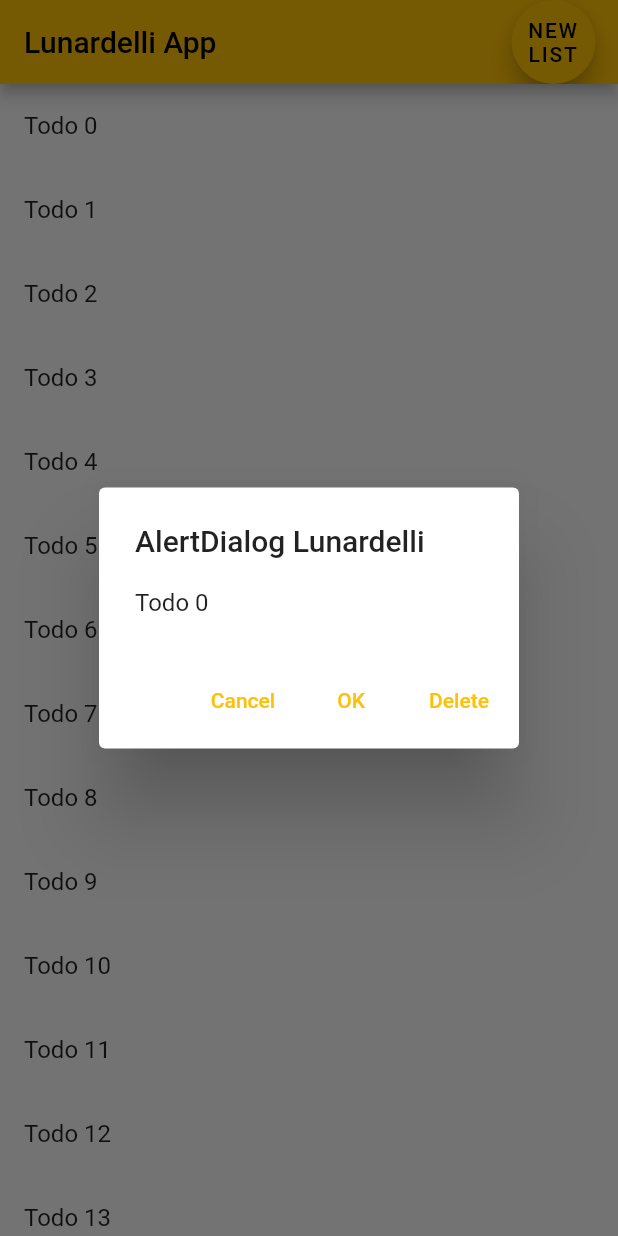
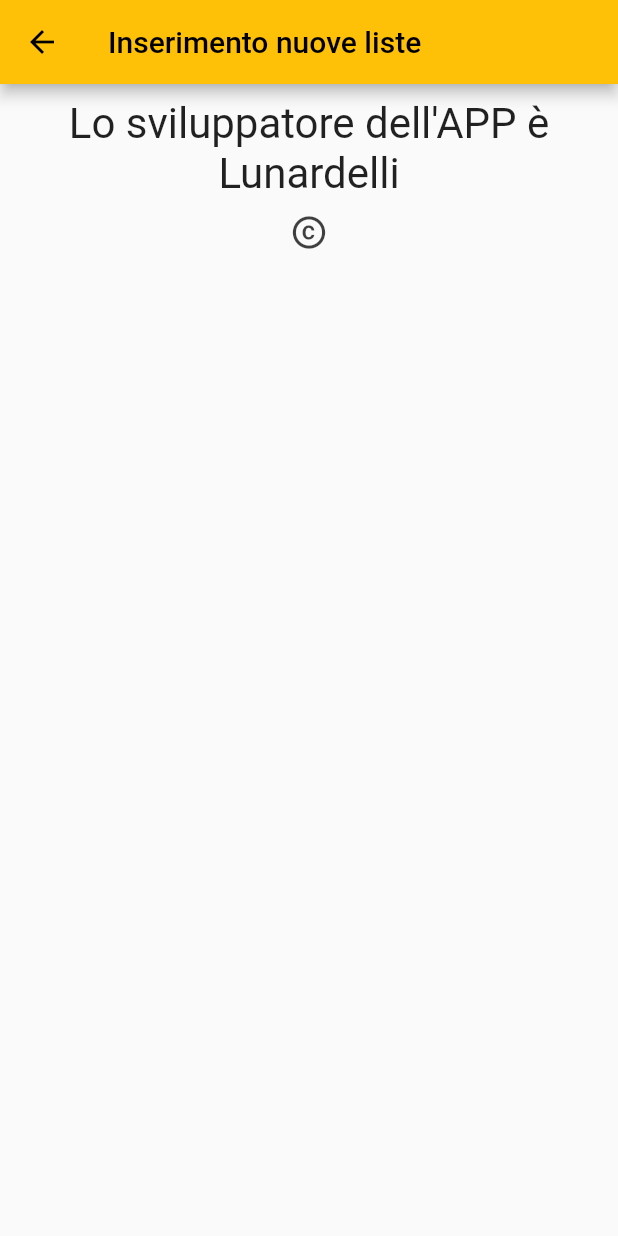
Before and after one commit to NicolaLN03/Flutter, a Flutter app: the screen it shows after launch, after a tap on an icon or button, on a phone screen of 412 x 824 dp. Run offline on Flutter 3.47's test engine with Material 2 defaults, Android fonts, the light colour scheme and no system bars.

Commit message:
Nuovo aggiornamento

```diff
--- /dev/null
+++ b/lib/infoLista.dart
@@ -0,0 +1,40 @@
+import 'package:flutter/material.dart';
+import 'package:myp/main.dart';
+import 'textfield.dart';
+//import './textdisplay.dart';
+//import './button.dart';
+
+class InfoLista extends StatelessWidget {
+  const InfoLista({Key? key}) : super(key: key);
+
+  @override
+  Widget build(BuildContext context) {
+    // Get parameters from the previous screen:
+    final routeArgs = ModalRoute.of(context)!.settings.arguments as Map<String, String>; //MyClass;
+    // Get title and text parameters:
+    final title = routeArgs['title'].toString();
+    final texttoshow = routeArgs['text'].toString();
+
+
+    // Use the Todo to create the UI.
+    return Scaffold(
+      appBar: AppBar(
+        title: Text(title),
+      ),
+      body: Center(
+        child: Column(
+          children: <Widget>[
+            TextDisplay("Lo sviluppatore dell'APP è Lunardelli"),
+            Icon(
+            Icons.copyright,
+            color: Colors.black.withOpacity(0.75),
+            size: 26.0,
+            ),
+          ],
+        )
+
+      )
+
+    );
+  }
+}
--- a/lib/main.dart
+++ b/lib/main.dart
@@ -1,6 +1,8 @@
 //Lunardelli Nicola 5^B IA 13-01-20222
 import 'package:flutter/material.dart';
+import 'package:myp/infoLista.dart';
 import 'SecondScreen.dart';
+import 'InfoSviluppatore.dart';
 import 'model/todo.dart';
 
 void main() => runApp(MyApp());
@@ -32,19 +34,20 @@ class MyApp extends StatelessWidget {
       home: MyHomePage(title: 'Lunardelli App'),
       // Define here the routes for the other app screens:
       routes: {
+        '/infoLista' : (ctx) => InfoLista(),
         '/secondscreen' : (ctx) => SecondScreen(),
+        '/infoSviluppatore' : (ctx) => InfoSviluppatore(),
       } ,
     );
   }
 }
 class MyHomePage extends StatefulWidget {
   MyHomePage({Key? key, required this.title}) : super(key: key);
-
   // Simil overloading:
   MyHomePage.myconstr({required this.title});
   // final boh = MyHomePage.myconstr(title: 'Pippo',);
-
   final String title;
+  final todos = 0;
 
   @override
   _MyHomePageState createState() => _MyHomePageState();
@@ -59,12 +62,6 @@ class MyHomePage extends StatefulWidget {
 
 class _MyHomePageState extends State<MyHomePage> {
   var _index = 0;
-  final Controller = TextEditingController();
-
-  void dispose(){
-    Controller.dispose();
-    super.dispose();
-  }
 
   var _displayMessages = [
       'Hello World',
@@ -103,27 +100,27 @@ class _MyHomePageState extends State<MyHomePage> {
         appBar: AppBar(
           title: Text(widget.title),
           actions: <Widget>[
-            Padding(padding: EdgeInsets.only(right: 15),
-            child: FloatingActionButton(
-              backgroundColor: Colors.amber,
-              onPressed: (){
+            Padding(padding: EdgeInsets.only(right: 30.0),
+            child: GestureDetector(
+              onTap: () {
                 Navigator.of(context).pushNamed(
-                '/secondscreen',
-                arguments: {
-                  'title': "Inserimento nuove liste",
-                  'controller': Controller
-                }
-              );
-            },
-              child: const Text(
-                "NEW LIST",
-                textAlign: TextAlign.center,
-                ),
-            ),
+                  '/infoSviluppatore',
+                  arguments: {
+                  'title': "Info sullo sviluppatore",
+                  'text': 'The current index value is $_index'
+                });
+              },
+              child: Icon(
+                Icons.info_outline,
+                color: Colors.white.withOpacity(0.75),
+                size: 26.0,
+             	),
+            )
             )
           ],
         ),
-        body: ListView.builder(
+        body: Center(
+          child: ListView.builder(
           itemCount: todos.length,
           itemBuilder: (context, index) {
           return ListTile(
@@ -131,32 +128,34 @@ class _MyHomePageState extends State<MyHomePage> {
             // When a user taps the ListTile, navigate to the DetailScreen.
             // Notice that you're not only creating a DetailScreen, you're
             // also passing the current todo through to it.
-            onTap: () => showDialog<String>(
-        context: context,
-        builder: (BuildContext context) =>
-        AlertDialog(
-          title: const Text('AlertDialog Lunardelli'),
-          content: Text(todos[index].title),
-          actions: <Widget>[
-            TextButton(
-              onPressed: () => Navigator.pop(context, 'Cancel'),
-              child: const Text('Cancel'),
-            ),
-            TextButton(
-              onPressed: () => Navigator.pop(context, 'OK'),
-              child: const Text('OK'),
-            ),
-            TextButton(
-              onPressed: ()=> Navigator.pop(context, 'Delete'),
-              child: const Text('Delete'),
-
-            ),
-          ],
-        ),
-      ),
+            onTap: () {
+                Navigator.of(context).pushNamed(
+                  '/infoLista',
+                  arguments: {
+                  'title': "Inserimento nuove liste",
+                  'text': 'The current index value is $_index'
+                });
+              },
     );
   },
   ),
-    );
+  ),
+  floatingActionButton: FloatingActionButton (
+    backgroundColor: Colors.amber,
+    onPressed: (){
+      Navigator.of(context).pushNamed(
+        '/secondscreen',
+        arguments: {
+          'title': "Inserimento nuove liste",
+          'text': 'The current index value is $_index'
+        }
+      );
+    },
+    child: const Text(
+                "NEW LIST",
+                textAlign: TextAlign.center,
+                ),
+  )
+  );
   }
 }
--- /dev/null
+++ b/lib/textfield.dart
@@ -0,0 +1,21 @@
+//Lunardelli Nicola 5^B IA
+import 'package:flutter/material.dart';
+
+class TextDisplay extends StatelessWidget {
+  final String myText;
+
+  TextDisplay(this.myText);
+
+  @override
+  Widget build(BuildContext context) {
+    return Container(
+      width: double.infinity,
+      margin: EdgeInsets.all(10),
+      child: Text(
+        myText,
+        style: TextStyle(fontSize: 28),
+        textAlign: TextAlign.center,
+      ),
+    );
+  }
+}
```
Also changed, not shown: lib/InfoSviluppatore.dart (added, +40 -0 lines), lib/SecondScreen.dart (+12 -4 lines).
